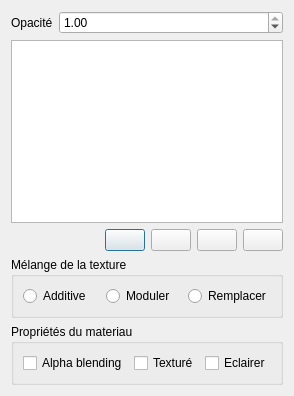
b4n92uid/theball-editor, file sources/matedit.ui: the form before one commit.
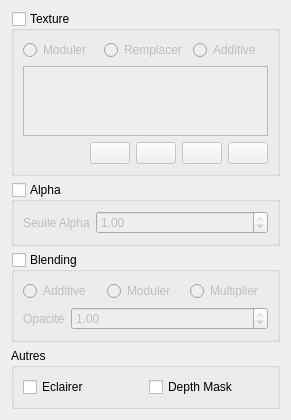
The form after the commit. Icons and pictures are not drawn.

Patch:
```diff
--- a/sources/matedit.ui
+++ b/sources/matedit.ui
@@ -15,24 +15,37 @@
   </property>
   <layout class="QVBoxLayout" name="verticalLayout">
    <item>
-    <layout class="QFormLayout" name="formLayout_2">
-     <item row="0" column="0">
-      <widget class="QLabel" name="label_36">
+    <widget class="QGroupBox" name="textured">
+     <property name="title">
+      <string>Texture</string>
+     </property>
+     <property name="checkable">
+      <bool>true</bool>
+     </property>
+     <property name="checked">
+      <bool>false</bool>
+     </property>
+     <layout class="QVBoxLayout" name="verticalLayout_4">
+      <item>
+       <layout class="QHBoxLayout" name="horizontalLayout_5">
+        <item>
+         <widget class="QRadioButton" name="texture_modulate">
        <property name="text">
-        <string>Opacité</string>
+           <string>Moduler</string>
        </property>
       </widget>
      </item>
-     <item row="0" column="1">
-      <widget class="QDoubleSpinBox" name="opacity">
-       <property name="maximum">
-        <double>1.000000000000000</double>
-       </property>
-       <property name="singleStep">
-        <double>0.100000000000000</double>
-       </property>
-       <property name="value">
-        <double>1.000000000000000</double>
+        <item>
+         <widget class="QRadioButton" name="texture_replace">
+          <property name="text">
+           <string>Remplacer</string>
+          </property>
+         </widget>
+        </item>
+        <item>
+         <widget class="QRadioButton" name="texture_additive">
+          <property name="text">
+           <string>Additive</string>
        </property>
       </widget>
      </item>
@@ -102,56 +115,124 @@
      </item>
     </layout>
    </item>
+     </layout>
+    </widget>
+   </item>
    <item>
     <widget class="QGroupBox" name="groupBox">
      <property name="title">
-      <string>Mélange de la texture</string>
+      <string>Alpha</string>
      </property>
-     <layout class="QHBoxLayout" name="horizontalLayout_4">
+     <property name="checkable">
+      <bool>true</bool>
+     </property>
+     <property name="checked">
+      <bool>false</bool>
+     </property>
+     <layout class="QVBoxLayout" name="verticalLayout_3">
       <item>
-       <widget class="QRadioButton" name="additive">
+       <layout class="QFormLayout" name="formLayout_3">
+        <property name="fieldGrowthPolicy">
+         <enum>QFormLayout::AllNonFixedFieldsGrow</enum>
+        </property>
+        <item row="0" column="0">
+         <widget class="QLabel" name="label_39">
+          <property name="text">
+           <string>Seuile Alpha</string>
+          </property>
+         </widget>
+        </item>
+        <item row="0" column="1">
+         <widget class="QDoubleSpinBox" name="alphathreshold">
+          <property name="maximum">
+           <double>1.000000000000000</double>
+          </property>
+          <property name="singleStep">
+           <double>0.100000000000000</double>
+          </property>
+          <property name="value">
+           <double>1.000000000000000</double>
+          </property>
+         </widget>
+        </item>
+       </layout>
+      </item>
+     </layout>
+    </widget>
+   </item>
+   <item>
+    <widget class="QGroupBox" name="blending">
+     <property name="title">
+      <string>Blending</string>
+     </property>
+     <property name="checkable">
+      <bool>true</bool>
+     </property>
+     <property name="checked">
+      <bool>false</bool>
+     </property>
+     <layout class="QVBoxLayout" name="verticalLayout_2">
+      <item>
+       <layout class="QHBoxLayout" name="horizontalLayout_3">
+        <item>
+         <widget class="QRadioButton" name="blend_additive">
         <property name="text">
          <string>Additive</string>
         </property>
        </widget>
       </item>
       <item>
-       <widget class="QRadioButton" name="modulate">
+         <widget class="QRadioButton" name="blend_modulate">
         <property name="text">
          <string>Moduler</string>
         </property>
        </widget>
       </item>
       <item>
-       <widget class="QRadioButton" name="replace">
+         <widget class="QRadioButton" name="blend_mul">
         <property name="text">
-         <string>Remplacer</string>
+           <string>Multiplier</string>
         </property>
        </widget>
       </item>
      </layout>
-    </widget>
-   </item>
+      </item>
+      <item>
+       <layout class="QFormLayout" name="formLayout_2">
+        <property name="fieldGrowthPolicy">
+         <enum>QFormLayout::AllNonFixedFieldsGrow</enum>
+        </property>
+        <item row="0" column="0">
+         <widget class="QLabel" name="label_36">
+          <property name="text">
+           <string>Opacité</string>
+          </property>
+         </widget>
+        </item>
+        <item row="0" column="1">
+         <widget class="QDoubleSpinBox" name="opacity">
+          <property name="maximum">
+           <double>1.000000000000000</double>
+          </property>
+          <property name="singleStep">
+           <double>0.100000000000000</double>
+          </property>
+          <property name="value">
+           <double>1.000000000000000</double>
+          </property>
+         </widget>
+        </item>
+       </layout>
+      </item>
+     </layout>
+    </widget>
+   </item>
    <item>
     <widget class="QGroupBox" name="groupBox_2">
      <property name="title">
-      <string>Propriétés du materiau</string>
+      <string>Autres</string>
      </property>
      <layout class="QHBoxLayout" name="horizontalLayout_2">
-      <item>
-       <widget class="QCheckBox" name="alphablend">
-        <property name="text">
-         <string>Alpha blending</string>
-        </property>
-       </widget>
-      </item>
-      <item>
-       <widget class="QCheckBox" name="textured">
-        <property name="text">
-         <string>Texturé</string>
-        </property>
-       </widget>
-      </item>
       <item>
        <widget class="QCheckBox" name="lighted">
         <property name="text">
@@ -159,6 +240,13 @@
         </property>
        </widget>
       </item>
+      <item>
+       <widget class="QCheckBox" name="depthMask">
+        <property name="text">
+         <string>Depth Mask</string>
+        </property>
+       </widget>
+      </item>
      </layout>
     </widget>
    </item>
```
Left out of the diff: 4 changed lines with no effect on the pictures. Lines whose indentation alone changed are shown as unchanged.
